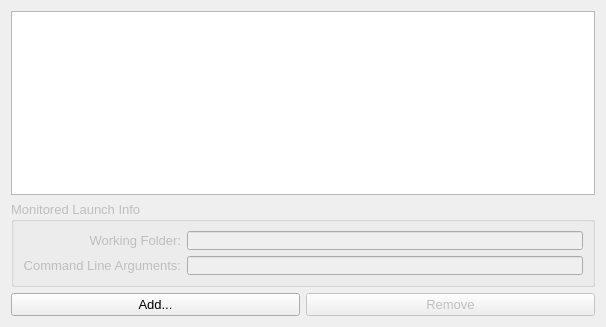
Before: the Qt Designer form vkconfig/dlgcreateassociation.ui in LunarG/VulkanTools, drawn with Qt 5.
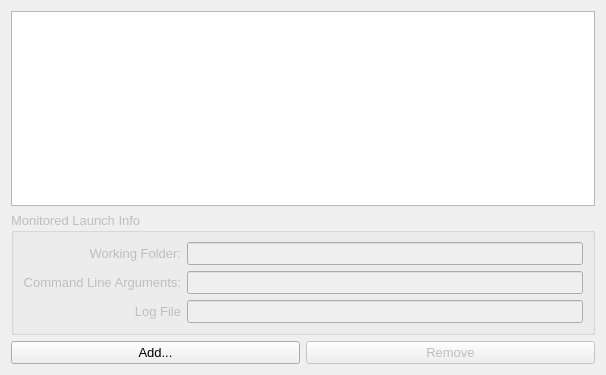
After: the same form once the commit is applied.

```diff
--- a/vkconfig/dlgcreateassociation.ui
+++ b/vkconfig/dlgcreateassociation.ui
@@ -7,7 +7,7 @@
     <x>0</x>
     <y>0</y>
     <width>606</width>
-    <height>327</height>
+    <height>375</height>
    </rect>
   </property>
   <property name="font">
@@ -64,6 +64,19 @@
       <item row="1" column="1">
        <widget class="QLineEdit" name="lineEditCmdArgs"/>
       </item>
+      <item row="2" column="0">
+       <widget class="QLabel" name="label_3">
+        <property name="text">
+         <string>Log File</string>
+        </property>
+        <property name="alignment">
+         <set>Qt::AlignRight|Qt::AlignTrailing|Qt::AlignVCenter</set>
+        </property>
+       </widget>
+      </item>
+      <item row="2" column="1">
+       <widget class="QLineEdit" name="lineEditLogFile"/>
+      </item>
      </layout>
     </widget>
    </item>
```
Left out of the diff: 20 changed lines with no effect on the pictures.
